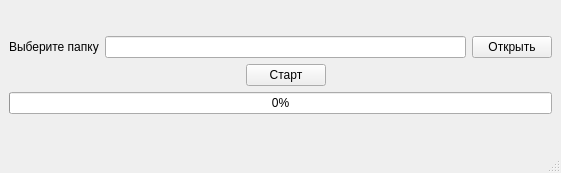
This is designer/Main.ui in ant1cus/Project_Check_Files as Qt 5 draws it before an edit. The edited form follows.
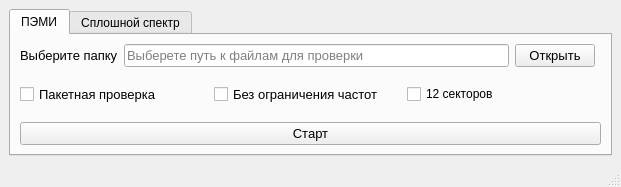
This is the edited form.

Commit message: add checked pemi and new gui

```diff
--- a/designer/Main.ui
+++ b/designer/Main.ui
@@ -6,8 +6,8 @@
    <rect>
     <x>0</x>
     <y>0</y>
-    <width>561</width>
-    <height>173</height>
+    <width>621</width>
+    <height>187</height>
    </rect>
   </property>
   <property name="font">
@@ -20,85 +20,187 @@
   </property>
   <widget class="QWidget" name="centralwidget">
    <layout class="QGridLayout" name="gridLayout_2">
-    <item row="0" column="0">
-     <layout class="QGridLayout" name="gridLayout">
+    <item row="1" column="0">
+     <widget class="QTabWidget" name="tabWidget">
+      <property name="currentIndex">
+       <number>0</number>
+      </property>
+      <widget class="QWidget" name="tab_pemi">
+       <attribute name="title">
+        <string>ПЭМИ</string>
+       </attribute>
+       <layout class="QGridLayout" name="gridLayout_3">
+        <item row="0" column="0" colspan="2">
+         <widget class="QLabel" name="label_path_pemi">
+          <property name="font">
+           <font>
+            <pointsize>10</pointsize>
+           </font>
+          </property>
+          <property name="text">
+           <string>Выберите папку</string>
+          </property>
+         </widget>
+        </item>
+        <item row="0" column="3">
+         <widget class="QPushButton" name="pushButton_open_folder_pemi">
+          <property name="font">
+           <font>
+            <pointsize>10</pointsize>
+           </font>
+          </property>
+          <property name="text">
+           <string>Открыть</string>
+          </property>
+         </widget>
+        </item>
+        <item row="0" column="2">
+         <widget class="QLineEdit" name="lineEdit_path_pemi">
+          <property name="font">
+           <font>
+            <pointsize>10</pointsize>
+           </font>
+          </property>
+          <property name="toolTip">
+           <string>&lt;html&gt;&lt;head/&gt;&lt;body&gt;&lt;p&gt;Путь к папке с документами (к папкам, если пакетный расчёт)&lt;/p&gt;&lt;/body&gt;&lt;/html&gt;</string>
+          </property>
+          <property name="placeholderText">
+           <string>Выберете путь к файлам для проверки</string>
+          </property>
+         </widget>
+        </item>
+        <item row="8" column="0" colspan="5">
+         <widget class="QPushButton" name="pushButton_start_pemi">
+          <property name="font">
+           <font>
+            <pointsize>10</pointsize>
+           </font>
+          </property>
+          <property name="text">
+           <string>Старт</string>
+          </property>
+         </widget>
+        </item>
+        <item row="1" column="0" rowspan="2" colspan="4">
+         <layout class="QHBoxLayout" name="horizontalLayout">
+          <item>
+           <widget class="QCheckBox" name="checkBox_group_check">
+            <property name="font">
+             <font>
+              <pointsize>10</pointsize>
+             </font>
+            </property>
+            <property name="toolTip">
+             <string>&lt;html&gt;&lt;head/&gt;&lt;body&gt;&lt;p&gt;Активировать, если необходимо распарсить несколько заказов&lt;/p&gt;&lt;/body&gt;&lt;/html&gt;</string>
+            </property>
+            <property name="text">
+             <string>Пакетная проверка</string>
+            </property>
+           </widget>
+          </item>
+          <item>
+           <widget class="QCheckBox" name="checkBox_no_freq_limit">
+            <property name="font">
+             <font>
+              <pointsize>10</pointsize>
+             </font>
+            </property>
+            <property name="text">
+             <string>Без ограничения частот</string>
+            </property>
+           </widget>
+          </item>
+          <item>
+           <widget class="QCheckBox" name="checkBox_twelve_sectors">
+            <property name="text">
+             <string>12 секторов</string>
+            </property>
+           </widget>
+          </item>
+         </layout>
+        </item>
+       </layout>
+      </widget>
+      <widget class="QWidget" name="tab_continuos_spectrum">
+       <attribute name="title">
+        <string>Сплошной спектр</string>
+       </attribute>
+       <layout class="QGridLayout" name="gridLayout_4">
       <item row="1" column="2">
-       <widget class="QPushButton" name="pushButton_start_stop">
-        <property name="text">
-         <string>Старт</string>
-        </property>
-       </widget>
-      </item>
-      <item row="0" column="4">
-       <widget class="QPushButton" name="pushButton_open_path_folder">
+         <widget class="QPushButton" name="pushButton_open_folder_cc">
         <property name="sizePolicy">
          <sizepolicy hsizetype="Preferred" vsizetype="Fixed">
           <horstretch>0</horstretch>
           <verstretch>0</verstretch>
          </sizepolicy>
         </property>
+          <property name="font">
+           <font>
+            <pointsize>10</pointsize>
+           </font>
+          </property>
+          <property name="toolTip">
+           <string>&lt;html&gt;&lt;head/&gt;&lt;body&gt;&lt;p&gt;Выбор пути к проверяемым файлам&lt;/p&gt;&lt;/body&gt;&lt;/html&gt;</string>
+          </property>
         <property name="text">
          <string>Открыть</string>
         </property>
        </widget>
       </item>
-      <item row="0" column="0">
-       <widget class="QLabel" name="label_folder">
-        <property name="sizePolicy">
-         <sizepolicy hsizetype="Preferred" vsizetype="Preferred">
-          <horstretch>0</horstretch>
-          <verstretch>0</verstretch>
-         </sizepolicy>
-        </property>
-        <property name="text">
-         <string>Выберите папку</string>
-        </property>
-       </widget>
-      </item>
       <item row="1" column="1">
-       <spacer name="horizontalSpacer">
-        <property name="orientation">
-         <enum>Qt::Horizontal</enum>
-        </property>
-        <property name="sizeHint" stdset="0">
-         <size>
-          <width>40</width>
-          <height>20</height>
-         </size>
-        </property>
-       </spacer>
-      </item>
-      <item row="1" column="3">
-       <spacer name="horizontalSpacer_2">
-        <property name="orientation">
-         <enum>Qt::Horizontal</enum>
-        </property>
-        <property name="sizeHint" stdset="0">
-         <size>
-          <width>40</width>
-          <height>20</height>
-         </size>
-        </property>
-       </spacer>
-      </item>
-      <item row="0" column="1" colspan="3">
-       <widget class="QLineEdit" name="lineEdit_path_folder">
+         <widget class="QLineEdit" name="lineEdit_path_folder_cc">
+          <property name="sizePolicy">
+           <sizepolicy hsizetype="Expanding" vsizetype="Fixed">
+            <horstretch>0</horstretch>
+            <verstretch>0</verstretch>
+           </sizepolicy>
+          </property>
+          <property name="font">
+           <font>
+            <pointsize>10</pointsize>
+           </font>
+          </property>
+          <property name="placeholderText">
+           <string>Выберете путь к файлам для проверки</string>
+          </property>
+         </widget>
+        </item>
+        <item row="2" column="0" colspan="3">
+         <widget class="QPushButton" name="pushButton_start_cc">
+          <property name="font">
+           <font>
+            <pointsize>10</pointsize>
+           </font>
+          </property>
+          <property name="toolTip">
+           <string>&lt;html&gt;&lt;head/&gt;&lt;body&gt;&lt;p&gt;Запуск проверки&lt;/p&gt;&lt;/body&gt;&lt;/html&gt;</string>
+          </property>
+          <property name="text">
+           <string>Старт</string>
+          </property>
+         </widget>
+        </item>
+        <item row="1" column="0">
+         <widget class="QLabel" name="label_path_cc">
         <property name="sizePolicy">
-         <sizepolicy hsizetype="Preferred" vsizetype="Fixed">
+           <sizepolicy hsizetype="Preferred" vsizetype="Preferred">
           <horstretch>0</horstretch>
           <verstretch>0</verstretch>
          </sizepolicy>
         </property>
-       </widget>
-      </item>
-      <item row="2" column="0" colspan="5">
-       <widget class="QProgressBar" name="progressBar">
-        <property name="value">
-         <number>0</number>
+          <property name="font">
+           <font>
+            <pointsize>10</pointsize>
+           </font>
+          </property>
+          <property name="text">
+           <string>Выберите папку</string>
         </property>
        </widget>
       </item>
      </layout>
+      </widget>
+     </widget>
     </item>
    </layout>
   </widget>
```
Left out of the diff: 4 changed lines with no effect on the pictures. Lines whose indentation alone changed are shown as unchanged. The commit also changes 34 other files.
